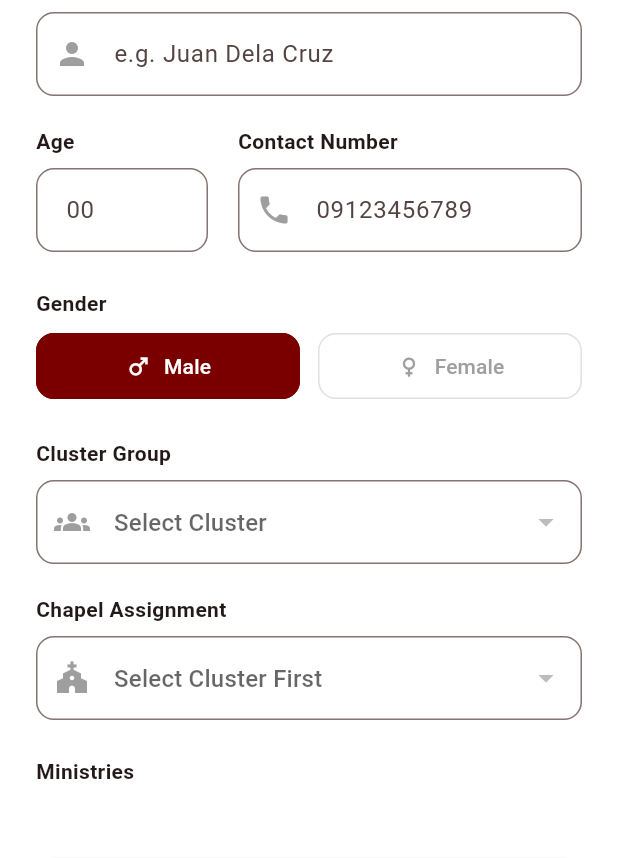
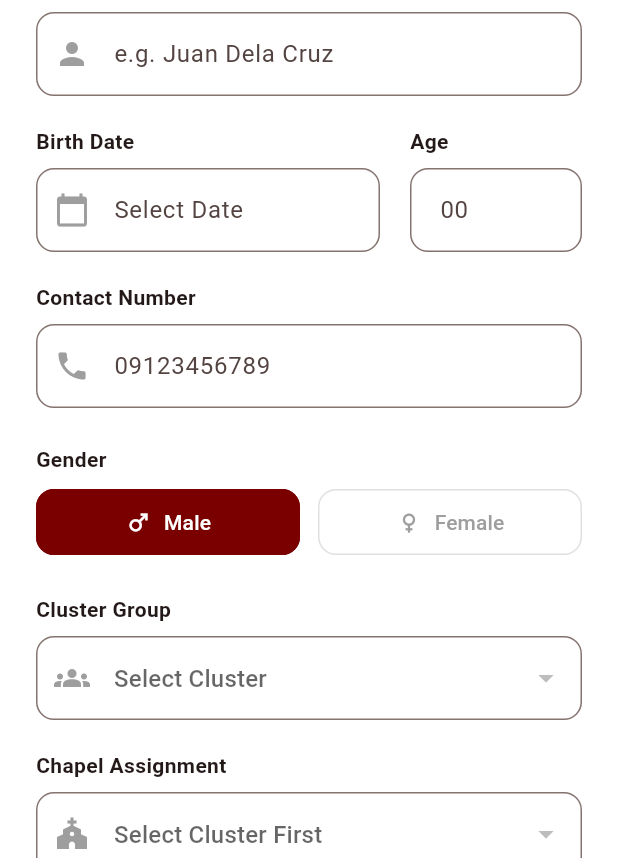
Before and after one commit to Edimar18/JNPYAttendance, a Flutter app: the screen it shows once a user with an empty profile is signed in, item 2 of the bottom bar chosen, after a tap on the "add" icon, on a phone screen of 412 x 824 dp, the part 378-1236 px from its top. Run offline on Flutter 3.47's test engine with Material 3 defaults, Android fonts, the light colour scheme and no system bars; our stand-ins replace cloud_firestore, firebase_auth, firebase_core, fl_chart, image_cropper, image_picker; accounts and stored records are empty; network calls fail.

Commit message:
minor fixes on Members tab

```diff
--- a/lib/screens/add_participant_screen.dart
+++ b/lib/screens/add_participant_screen.dart
@@ -3,6 +3,7 @@ import 'package:flutter/material.dart';
 import 'package:image_picker/image_picker.dart';
 import 'package:image_cropper/image_cropper.dart';
 import 'package:cloud_firestore/cloud_firestore.dart';
+import 'package:intl/intl.dart';
 import '../services/database_service.dart';
 
 class AddParticipantScreen extends StatefulWidget {
@@ -23,6 +24,7 @@ class _AddParticipantScreenState extends State<AddParticipantScreen> {
   String age = '';
   String contactNumber = '';
   String gender = 'Male';
+  DateTime? birthDate;
   String? selectedClusterId;
   String? selectedChapelId;
   List<String> selectedMinistries = [];
@@ -66,6 +68,34 @@ class _AddParticipantScreenState extends State<AddParticipantScreen> {
       if (croppedFile != null) {
         setState(() => _imageFile = File(croppedFile.path));
       }
+    }
+  }
+
+  Future<void> _selectBirthDate(BuildContext context) async {
+    final DateTime? picked = await showDatePicker(
+      context: context,
+      initialDate: birthDate ?? DateTime(2000),
+      firstDate: DateTime(1900),
+      lastDate: DateTime.now(),
+      builder: (context, child) {
+        return Theme(
+          data: Theme.of(context).copyWith(
+            colorScheme: ColorScheme.light(
+              primary: primaryColor,
+              onPrimary: Colors.white,
+              onSurface: Colors.black,
+            ),
+          ),
+          child: child!,
+        );
+      },
+    );
+    if (picked != null && picked != birthDate) {
+      setState(() {
+        birthDate = picked;
+        // Calculate age automatically
+        age = (DateTime.now().year - picked.year).toString();
+      });
     }
   }
 
@@ -125,14 +155,39 @@ class _AddParticipantScreenState extends State<AddParticipantScreen> {
               ),
               const SizedBox(height: 20),
 
+              // Birth Date & Age
               Row(
                 children: [
+                  Expanded(
+                    flex: 2,
+                    child: Column(
+                      crossAxisAlignment: CrossAxisAlignment.start,
+                      children: [
+                        _buildLabel('Birth Date'),
+                        GestureDetector(
+                          onTap: () => _selectBirthDate(context),
+                          child: AbsorbPointer(
+                            child: TextFormField(
+                              decoration: _inputDecoration(
+                                birthDate == null ? 'Select Date' : DateFormat('MMM dd, yyyy').format(birthDate!),
+                                Icons.calendar_today,
+                              ),
+                              validator: (val) => birthDate == null ? 'Required' : null,
+                            ),
+                          ),
+                        ),
+                      ],
+                    ),
+                  ),
+                  const SizedBox(width: 20),
                   Expanded(
                     child: Column(
                       crossAxisAlignment: CrossAxisAlignment.start,
                       children: [
                         _buildLabel('Age'),
                         TextFormField(
+                          key: Key(age),
+                          initialValue: age,
                           keyboardType: TextInputType.number,
                           decoration: _inputDecoration('00', null),
                           onChanged: (val) => age = val,
@@ -141,23 +196,16 @@ class _AddParticipantScreenState extends State<AddParticipantScreen> {
                       ],
                     ),
                   ),
-                  const SizedBox(width: 20),
-                  Expanded(
-                    flex: 2,
-                    child: Column(
-                      crossAxisAlignment: CrossAxisAlignment.start,
-                      children: [
-                        _buildLabel('Contact Number'),
-                        TextFormField(
-                          keyboardType: TextInputType.phone,
-                          decoration: _inputDecoration('09123456789', Icons.phone),
-                          onChanged: (val) => contactNumber = val,
-                          validator: (val) => val!.isEmpty ? 'Required' : null,
-                        ),
-                      ],
-                    ),
-                  ),
                 ],
+              ),
+              const SizedBox(height: 20),
+
+              _buildLabel('Contact Number'),
+              TextFormField(
+                keyboardType: TextInputType.phone,
+                decoration: _inputDecoration('09123456789', Icons.phone),
+                onChanged: (val) => contactNumber = val,
+                validator: (val) => val!.isEmpty ? 'Required' : null,
               ),
               const SizedBox(height: 24),
 
@@ -295,6 +343,7 @@ class _AddParticipantScreenState extends State<AddParticipantScreen> {
         await _db.addParticipant({
           'fullName': fullName,
           'age': age,
+          'birthDate': birthDate != null ? Timestamp.fromDate(birthDate!) : null,
           'gender': gender,
           'contactNumber': contactNumber,
           'clusterId': selectedClusterId,
@@ -304,7 +353,7 @@ class _AddParticipantScreenState extends State<AddParticipantScreen> {
           'badges': [],
           'role': 'Member',
           'head': 'none',
-          'isVerified': false,
+          'isVerified': true,
           'isManual': true,
           'createdAt': FieldValue.serverTimestamp(),
           'addedBy': widget.currentUserProfile['fullName'],
--- a/lib/screens/member_detail_screen.dart
+++ b/lib/screens/member_detail_screen.dart
@@ -97,6 +97,7 @@ class _MemberDetailScreenState extends State<MemberDetailScreen> {
     final bool isVerified = memberData['isVerified'] ?? false;
     final String gender = memberData['gender'] ?? 'N/A';
     final String age = memberData['age'] ?? 'N/A';
+    final String birthdate = memberData['birthdate'] ?? 'N/A';
     final List ministries = memberData['ministries'] as List? ?? [];
     final DateTime? createdAt = memberData['createdAt'] is Timestamp
         ? (memberData['createdAt'] as Timestamp).toDate()
@@ -205,7 +206,7 @@ class _MemberDetailScreenState extends State<MemberDetailScreen> {
                   Row(
                     children: [
                       _buildInfoGridItem('AGE', age),
-                      _buildInfoGridItem('BIRTHDAY', 'Oct 12'), // Placeholder as in image
+                      _buildInfoGridItem('BIRTHDAY', birthdate),
                     ],
                   ),
                   const Divider(height: 1),
--- a/lib/screens/tabs/members_tab.dart
+++ b/lib/screens/tabs/members_tab.dart
@@ -1,5 +1,6 @@
 import 'package:flutter/material.dart';
 import 'package:firebase_auth/firebase_auth.dart';
+import 'package:cloud_firestore/cloud_firestore.dart';
 import '../../services/database_service.dart';
 import '../add_participant_screen.dart';
 import '../member_detail_screen.dart';
@@ -14,7 +15,6 @@ class MembersTab extends StatefulWidget {
 class _MembersTabState extends State<MembersTab> {
   final DatabaseService _db = DatabaseService();
   final user = FirebaseAuth.instance.currentUser;
-  Map<String, dynamic>? userProfile;
 
   final TextEditingController _searchController = TextEditingController();
   String _searchQuery = "";
@@ -24,28 +24,7 @@ class _MembersTabState extends State<MembersTab> {
   // For Admin/Cluster view switching
   String? _selectedViewClusterId;
   String? _selectedViewChapelId;
-
-  @override
-  void initState() {
-    super.initState();
-    _loadProfile();
-  }
-
-  Future<void> _loadProfile() async {
-    if (user != null) {
-      final profile = await _db.getUserProfile(user!.uid);
-      if (mounted) {
-        setState(() {
-          userProfile = profile;
-          if (profile != null) {
-            userProfile!['id'] = user!.uid; // Ensure ID is present
-            _selectedViewClusterId = profile['clusterId'];
-            _selectedViewChapelId = profile['chapelId'];
-          }
-        });
-      }
-    }
-  }
+  bool _initialScopeSet = false;
 
   List<Map<String, dynamic>> _filterAndSortMembers(List<Map<String, dynamic>> members) {
     List<Map<String, dynamic>> filtered = members.where((m) {
@@ -87,11 +66,25 @@ class _MembersTabState extends State<MembersTab> {
 
   @override
   Widget build(BuildContext context) {
-    if (userProfile == null) {
-      return const Scaffold(body: Center(child: CircularProgressIndicator()));
+    if (user == null) return const Scaffold(body: Center(child: Text("Please login")));
+
+    return StreamBuilder<DocumentSnapshot>(
+      stream: FirebaseFirestore.instance.collection('users').doc(user!.uid).snapshots(),
+      builder: (context, profileSnapshot) {
+        if (!profileSnapshot.hasData) return const Scaffold(body: Center(child: CircularProgressIndicator()));
+
+        final userProfile = profileSnapshot.data!.data() as Map<String, dynamic>?;
+        if (userProfile == null) return const Scaffold(body: Center(child: Text("Profile not found")));
+        userProfile['id'] = user!.uid;
+
+        // Set initial scope once when profile loads
+        if (!_initialScopeSet) {
+          _selectedViewClusterId = userProfile['clusterId'];
+          _selectedViewChapelId = userProfile['chapelId'];
+          _initialScopeSet = true;
         }
 
-    String headType = userProfile!['head'] ?? 'none';
+        String headType = userProfile['head'] ?? 'none';
 
         return Scaffold(
           backgroundColor: const Color(0xFFF8FAFC),
@@ -118,7 +111,7 @@ class _MembersTabState extends State<MembersTab> {
               Navigator.push(
                 context,
                 MaterialPageRoute(
-              builder: (context) => AddParticipantScreen(currentUserProfile: userProfile!),
+                  builder: (context) => AddParticipantScreen(currentUserProfile: userProfile),
                 ),
               );
             },
@@ -208,9 +201,9 @@ class _MembersTabState extends State<MembersTab> {
               Expanded(
                 child: StreamBuilder<List<Map<String, dynamic>>>(
                   stream: _db.getParticipants(
-                chapelId: headType == 'chapel' ? userProfile!['chapelId'] : _selectedViewChapelId,
+                    chapelId: headType == 'chapel' ? userProfile['chapelId'] : _selectedViewChapelId,
                     clusterId: (headType == 'cluster' && _selectedViewChapelId == null)
-                    ? userProfile!['clusterId']
+                        ? userProfile['clusterId']
                         : (headType == 'admin' && _selectedViewChapelId == null) ? _selectedViewClusterId : null,
                   ),
                   builder: (context, snapshot) {
@@ -263,6 +256,8 @@ class _MembersTabState extends State<MembersTab> {
               ),
             ],
           ),
+        );
+      },
     );
   }
 
```
Also changed, not shown: lib/screens/setup_profile_screen.dart (+71 -22 lines). Lines whose indentation alone changed are shown as unchanged.
